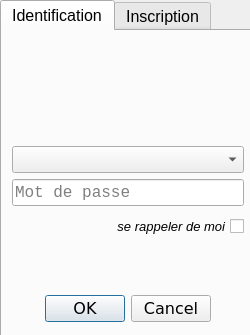
Before: the Qt Designer form src/views/forms/authdialog.ui in LP-ACPI/VerrouYEAH, drawn with Qt 5.
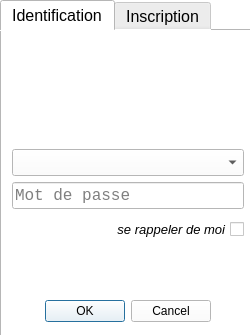
After: the same form once the commit is applied. Icons and pictures are not drawn.

Patch:
```diff
--- a/src/views/forms/authdialog.ui
+++ b/src/views/forms/authdialog.ui
@@ -29,8 +29,11 @@
    <iconset resource="../../../res/res.qrc">
     <normaloff>:/images/icone_temporaire.png</normaloff>:/images/icone_temporaire.png</iconset>
   </property>
+  <property name="autoFillBackground">
+   <bool>false</bool>
+  </property>
   <property name="styleSheet">
-   <string notr="true"/>
+   <string notr="true">background-color: rgb(255, 255, 255)</string>
   </property>
   <widget class="QTabWidget" name="authTabWidget">
    <property name="geometry">
@@ -53,7 +56,7 @@
     <bool>false</bool>
    </property>
    <property name="styleSheet">
-    <string notr="true"/>
+    <string notr="true">background-color: rgb(255, 255, 255)</string>
    </property>
    <property name="currentIndex">
     <number>0</number>
```
Left out of the diff: 2 changed lines with no effect on the pictures.
